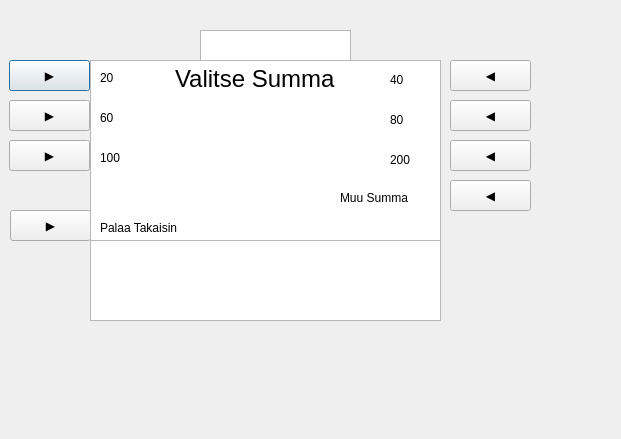
This is bankautomat/nostarahaa.ui in tvt21kmo-bank-project/group_6 as Qt 5 draws it before an edit. The edited form follows.
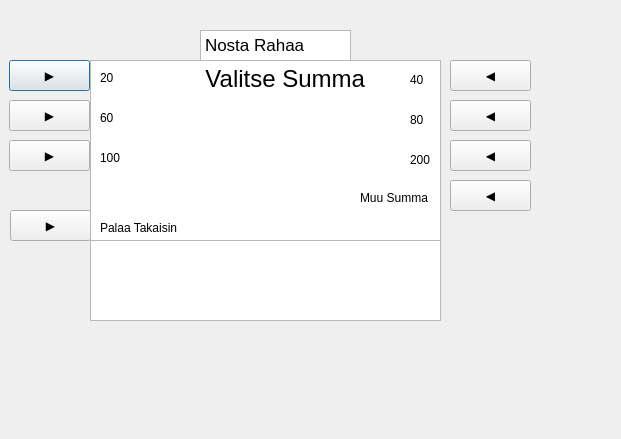
This is the edited form.

```diff
--- a/bankautomat/nostarahaa.ui
+++ b/bankautomat/nostarahaa.ui
@@ -131,7 +131,7 @@
 &lt;html&gt;&lt;head&gt;&lt;meta name=&quot;qrichtext&quot; content=&quot;1&quot; /&gt;&lt;meta charset=&quot;utf-8&quot; /&gt;&lt;style type=&quot;text/css&quot;&gt;
 p, li { white-space: pre-wrap; }
 &lt;/style&gt;&lt;/head&gt;&lt;body style=&quot; font-family:'.AppleSystemUIFont'; font-size:13pt; font-weight:400; font-style:normal;&quot;&gt;
-&lt;p style=&quot;-qt-paragraph-type:empty; margin-top:0px; margin-bottom:0px; margin-left:0px; margin-right:0px; -qt-block-indent:0; text-indent:0px;&quot;&gt;&lt;br /&gt;&lt;/p&gt;&lt;/body&gt;&lt;/html&gt;</string>
+&lt;p style=&quot; margin-top:0px; margin-bottom:0px; margin-left:0px; margin-right:0px; -qt-block-indent:0; text-indent:0px;&quot;&gt;Nosta Rahaa&lt;/p&gt;&lt;/body&gt;&lt;/html&gt;</string>
    </property>
   </widget>
   <widget class="QTextBrowser" name="textBrowser_2">
@@ -148,7 +148,7 @@
 &lt;html&gt;&lt;head&gt;&lt;meta name=&quot;qrichtext&quot; content=&quot;1&quot; /&gt;&lt;meta charset=&quot;utf-8&quot; /&gt;&lt;style type=&quot;text/css&quot;&gt;
 p, li { white-space: pre-wrap; }
 &lt;/style&gt;&lt;/head&gt;&lt;body style=&quot; font-family:'.AppleSystemUIFont'; font-size:13pt; font-weight:400; font-style:normal;&quot;&gt;
-&lt;p style=&quot; margin-top:0px; margin-bottom:0px; margin-left:0px; margin-right:0px; -qt-block-indent:0; text-indent:0px;&quot;&gt;&lt;span style=&quot; font-family:'MS Shell Dlg 2'; font-size:8.25pt;&quot;&gt;	&lt;/span&gt;&lt;span style=&quot; font-family:'MS Shell Dlg 2'; font-size:18pt;&quot;&gt;Valitse Summa&lt;/span&gt;&lt;/p&gt;
+&lt;p style=&quot; margin-top:0px; margin-bottom:0px; margin-left:0px; margin-right:0px; -qt-block-indent:0; text-indent:0px;&quot;&gt;&lt;span style=&quot; font-family:'MS Shell Dlg 2'; font-size:8.25pt;&quot;&gt;	          &lt;/span&gt;&lt;span style=&quot; font-family:'MS Shell Dlg 2'; font-size:18pt;&quot;&gt;Valitse Summa&lt;/span&gt;&lt;/p&gt;
 &lt;p style=&quot;-qt-paragraph-type:empty; margin-top:0px; margin-bottom:0px; margin-left:0px; margin-right:0px; -qt-block-indent:0; text-indent:0px;&quot;&gt;&lt;br /&gt;&lt;/p&gt;&lt;/body&gt;&lt;/html&gt;</string>
    </property>
   </widget>
@@ -191,7 +191,7 @@
   <widget class="QLabel" name="label_2">
    <property name="geometry">
     <rect>
-     <x>390</x>
+     <x>410</x>
      <y>70</y>
      <width>31</width>
      <height>20</height>
@@ -204,7 +204,7 @@
   <widget class="QLabel" name="label_3">
    <property name="geometry">
     <rect>
-     <x>390</x>
+     <x>410</x>
      <y>110</y>
      <width>31</width>
      <height>20</height>
@@ -217,7 +217,7 @@
   <widget class="QLabel" name="label_4">
    <property name="geometry">
     <rect>
-     <x>390</x>
+     <x>410</x>
      <y>150</y>
      <width>31</width>
      <height>20</height>
@@ -230,7 +230,7 @@
   <widget class="QLabel" name="label_5">
    <property name="geometry">
     <rect>
-     <x>340</x>
+     <x>360</x>
      <y>190</y>
      <width>81</width>
      <height>16</height>
```
